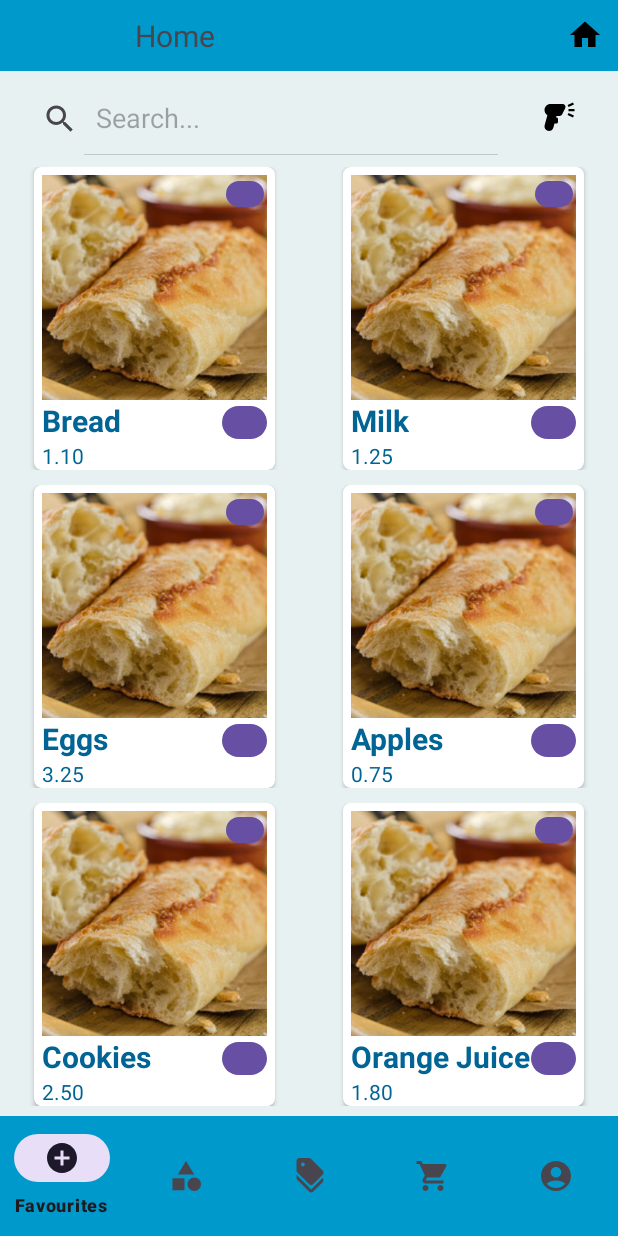
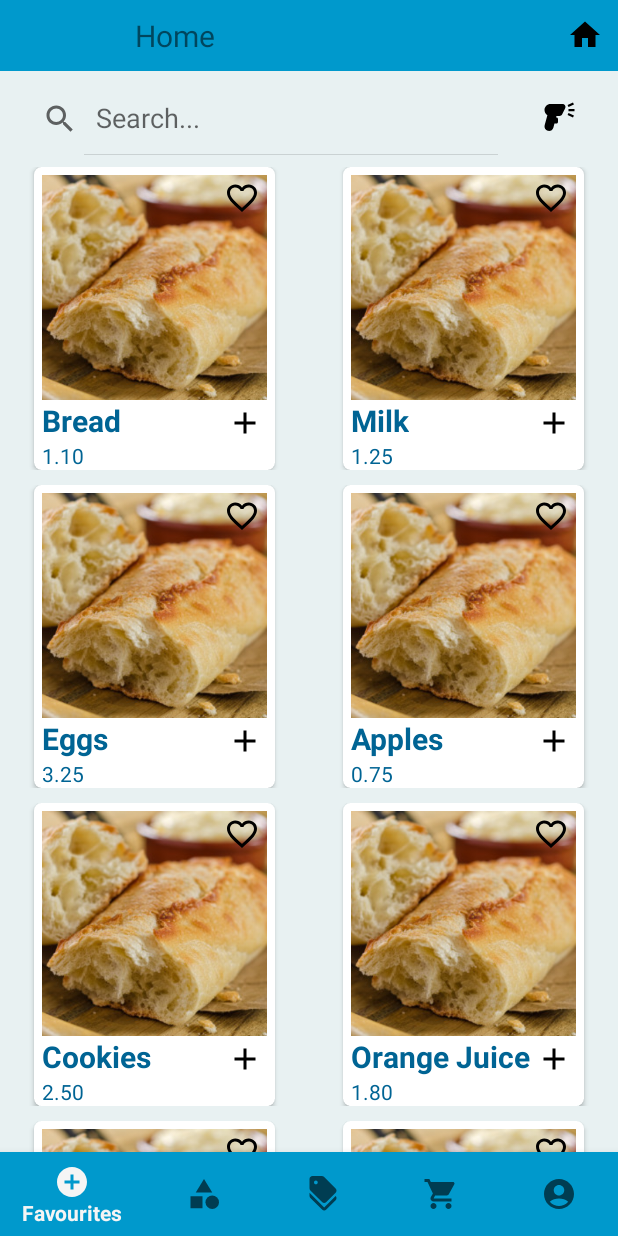
Before and after one commit to Frostlyx/group-27-app-development, an Android app: the MainFragment screen opened directly, with no data from a screen before it, on a phone screen of 412 x 824 dp. Run offline under Robolectric (Android 15) with nearby library versions, the phone set to English and light mode, and no system bars; libraries missing offline, so code that uses them is left out: com.google.zxing.integration, com.journeyapps.barcodescanner.

Commit message:
Changed buttons on products to favourites and shopping list icon

```diff
--- a/app/src/main/java/com/example/barcodescanner/customer/ProductRecyclerViewAdapter.java
+++ b/app/src/main/java/com/example/barcodescanner/customer/ProductRecyclerViewAdapter.java
@@ -5,6 +5,7 @@
 import android.view.View;
 import android.view.ViewGroup;
 import android.widget.Button;
+import android.widget.ImageButton;
 import android.widget.ImageView;
 import android.widget.TextView;
 
@@ -63,8 +64,8 @@
         ImageView productImage;
         TextView productName;
         TextView productPrice;
-        Button favouritesButton;
-        Button shoppingListButton;
+        ImageButton favouritesButton;
+        ImageButton shoppingListButton;
         public MyViewHolder(@NonNull View itemView, ProductRecyclerViewInterface recyclerViewInterface) {
             super(itemView);
 
--- a/app/src/main/res/layout/main_page_recycler_view_row.xml
+++ b/app/src/main/res/layout/main_page_recycler_view_row.xml
@@ -69,27 +69,25 @@
                 app:layout_constraintStart_toStartOf="parent"
                 app:layout_constraintTop_toBottomOf="@+id/product_name"/>
 
-            <Button
+            <ImageButton
                 android:id="@+id/favourites_button"
-                android:layout_width="25dp"
-                android:layout_height="25dp"
-                android:layout_marginRight="2dp"
-                android:icon="@drawable/baseline_favorite_border_24"
+                android:layout_width="30dp"
+                android:layout_height="30dp"
+                android:layout_marginEnd="2dp"
+                android:src="@drawable/baseline_favorite_border_24"
                 android:background="@null"
-                android:backgroundTint="@null"
-                android:text="fav"
                 app:layout_constraintEnd_toEndOf="@+id/product_image"
                 app:layout_constraintTop_toTopOf="@+id/product_image"/>
 
-            <Button
+            <ImageButton
                 android:id="@+id/shopping_list_button"
                 android:layout_width="30dp"
                 android:layout_height="30dp"
-                android:layout_marginRight="5dp"
-                android:text="shop"
+                android:layout_marginEnd="5dp"
+                android:src="@drawable/baseline_add_24"
+                android:background="@color/white"
                 app:layout_constraintTop_toBottomOf="@+id/product_image"
-                app:layout_constraintEnd_toEndOf="parent"
-                android:icon="@drawable/baseline_add_24"/>
+                app:layout_constraintEnd_toEndOf="parent" />
         </androidx.constraintlayout.widget.ConstraintLayout>
     </androidx.cardview.widget.CardView>
 </androidx.constraintlayout.widget.ConstraintLayout>
--- a/app/src/main/res/values-night/themes.xml
+++ b/app/src/main/res/values-night/themes.xml
@@ -1,6 +1,6 @@
 <resources xmlns:tools="http://schemas.android.com/tools">
     <!-- Base application theme. -->
-    <style name="Base.Theme.BarcodeScanner" parent="Theme.Material3.DayNight.NoActionBar">
+    <style name="Base.Theme.BarcodeScanner" parent="Theme.AppCompat.Light.NoActionBar">
         <!-- Customize your dark theme here. -->
         <!-- <item name="colorPrimary">@color/my_dark_primary</item> -->
     </style>
--- a/app/src/main/res/values/themes.xml
+++ b/app/src/main/res/values/themes.xml
@@ -1,6 +1,6 @@
 <resources xmlns:tools="http://schemas.android.com/tools">
     <!-- Base application theme. -->
-    <style name="Base.Theme.BarcodeScanner" parent="Theme.Material3.DayNight.NoActionBar">
+    <style name="Base.Theme.BarcodeScanner" parent="Theme.AppCompat.Light.NoActionBar">
         <!-- Customize your light theme here. -->
         <!-- <item name="colorPrimary">@color/my_light_primary</item> -->
     </style>
```
